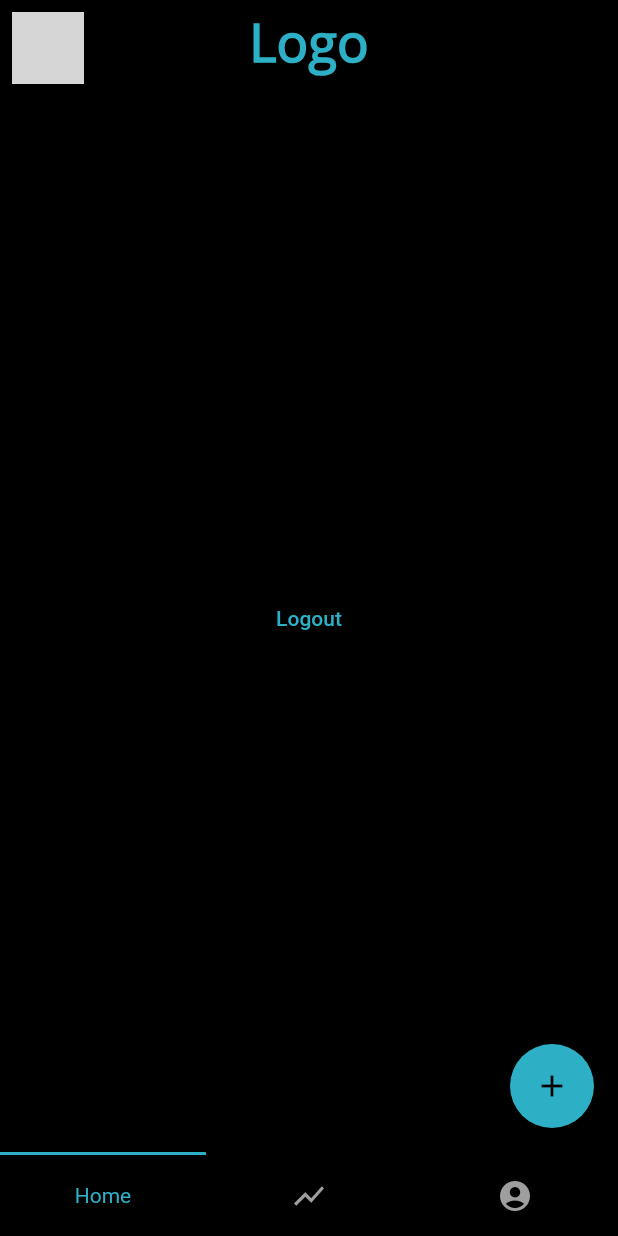
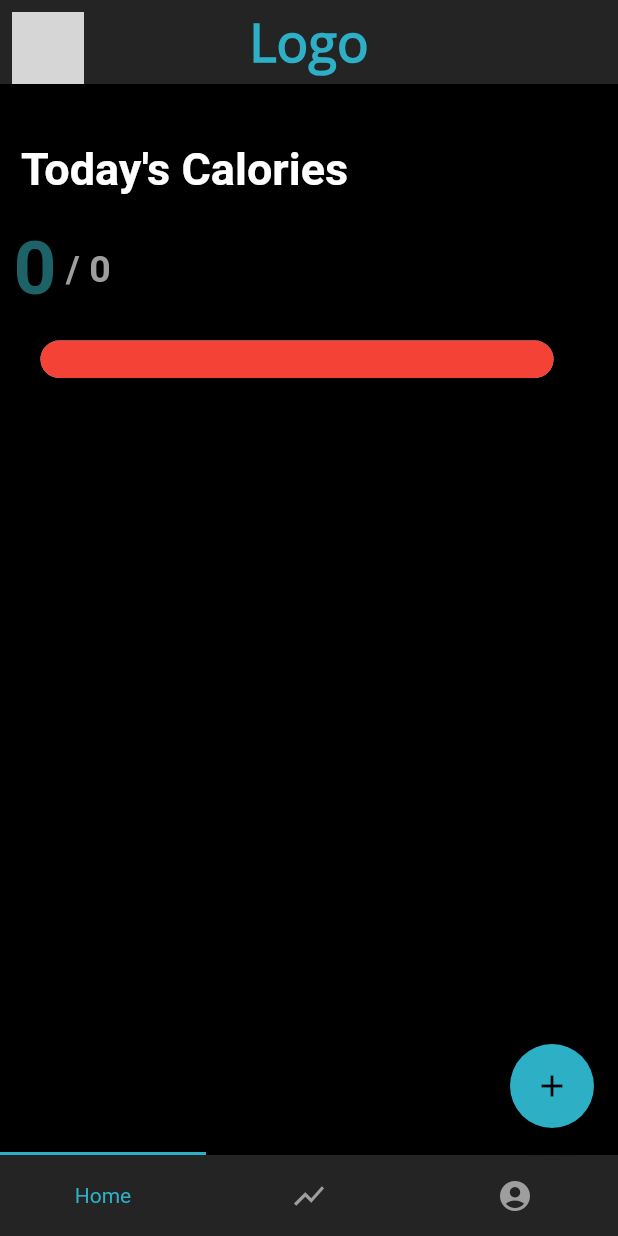
Before and after one commit to RamyF/CalorieCounter, a Flutter app: the screen it shows once a user with an empty profile is signed in, on a phone screen of 412 x 824 dp. Run offline on Flutter 3.47's test engine with Material 2 defaults, Android fonts, the phone set to English and light mode, and no system bars; drawn by our look-alikes of percent_indicator, titled_navigation_bar; our stand-ins replace cloud_firestore, firebase_auth; accounts and stored records are empty; network calls fail; grey boxes are pictures that could not be loaded.

Commit message:
built daily cals card

```diff
--- a/lib/models/user.dart
+++ b/lib/models/user.dart
@@ -4,13 +4,17 @@ class User{
   // both arrays hold 30 nums
   List monthlyCals;
   List monthlyWeights;
+  int currentCals;
+  int calGoal;
 
   User(
       {this.name,
       this.email,
       this.profileImageURL,
       this.monthlyCals,
-      this.monthlyWeights});
+      this.monthlyWeights,
+      this.calGoal,
+      this.currentCals});
 
   factory User.fromMap(Map<String, dynamic> data) {
     return User(
@@ -19,6 +23,8 @@ class User{
       profileImageURL: data['profileImageUrl'],
       monthlyCals: data['monthlyCals'],
       monthlyWeights: data['monthlyWeights'],
+      currentCals: data['currentCals'],
+      calGoal: data['calGoal'],
     );
 
   }
--- a/lib/screens/home_screen.dart
+++ b/lib/screens/home_screen.dart
@@ -42,7 +42,8 @@ class _HomeScreenState extends State<HomeScreen> {
       value: DataBaseService().userStream(userID),
           child: Scaffold(
         appBar: AppBar(
-          backgroundColor: Colors.black,
+          backgroundColor: Color(0xFF242424),
+          elevation: 0.0,
           leading: Padding(
             padding: const EdgeInsets.only(top: 8.0, left: 8.0),
             child: GestureDetector(
@@ -105,15 +106,15 @@ class _HomeScreenState extends State<HomeScreen> {
           },
           items: [
             TitledNavigationBarItem(
-                title: 'Home', icon: Icons.home, backgroundColor: Colors.black),
+                title: 'Home', icon: Icons.home, backgroundColor: Color(0xFF242424)),
             TitledNavigationBarItem(
                 title: 'History',
                 icon: Icons.show_chart,
-                backgroundColor: Colors.black),
+                backgroundColor: Color(0xFF242424)),
             TitledNavigationBarItem(
                 title: 'Account',
                 icon: Icons.account_circle,
-                backgroundColor: Colors.black),
+                backgroundColor: Color(0xFF242424)),
           ],
         ),
       ),
--- a/lib/screens/overview_screen.dart
+++ b/lib/screens/overview_screen.dart
@@ -1,6 +1,6 @@
 import 'package:calorie_calculator/models/user.dart';
-import 'package:calorie_calculator/services/auth_service.dart';
 import 'package:flutter/material.dart';
+import 'package:percent_indicator/linear_percent_indicator.dart';
 import 'package:provider/provider.dart';
 
 class OverviewScreen extends StatefulWidget {
@@ -11,20 +11,107 @@ class OverviewScreen extends StatefulWidget {
 }
 
 class _OverviewScreenState extends State<OverviewScreen> {
+  final Color cardColor = Color(0xFF00315F);
+  Widget buildCalCard(User user) {
+    return Container(
+      height: 200.0,
+      child: Card(
+        shape: RoundedRectangleBorder(
+          borderRadius: BorderRadius.circular(10.0),
+        ),
+        color: Colors.black,
+        child: Column(
+          children: <Widget>[
+            Row(
+              children: <Widget>[
+                Padding(
+                  padding:
+                      const EdgeInsets.only(bottom: 20.0, top: 15.0, left: 5.0),
+                  child: Text(
+                    'Today\'s Calories',
+                    style: TextStyle(
+                      fontSize: 30.0,
+                      fontWeight: FontWeight.bold,
+                      color: Colors.white,
+                    ),
+                  ),
+                )
+              ],
+            ),
+            Row(
+              children: <Widget>[
+                (user.currentCals > user.calGoal)
+                    ? Text(
+                        '${user.currentCals}',
+                        style: TextStyle(
+                            fontSize: 50.0,
+                            fontWeight: FontWeight.bold,
+                            color: Colors.red),
+                      )
+                    : Text(
+                        '${user.currentCals}',
+                        style: TextStyle(
+                            fontSize: 50.0,
+                            fontWeight: FontWeight.bold,
+                            color: Color(0xFF1C6267)),
+                      ),
+                Text(
+                  ' / ${user.calGoal}',
+                  style: TextStyle(
+                      fontSize: 25.0,
+                      fontWeight: FontWeight.bold,
+                      color: Colors.grey),
+                ),
+              ],
+            ),
+            SizedBox(
+              height: 10.0,
+            ),
+            Row(
+              children: <Widget>[
+                Padding(
+                  padding: const EdgeInsets.all(8.0),
+                  child: LinearPercentIndicator(
+                    width: MediaQuery.of(context).size.width - 50,
+                    animation: true,
+                    lineHeight: 25.0,
+                    animationDuration: 1250,
+                    percent: ((user.currentCals / user.calGoal) >= 1.0)
+                        ? 1.0
+                        : (user.currentCals / user.calGoal),
+                    linearStrokeCap: LinearStrokeCap.roundAll,
+                    progressColor: ((user.currentCals / user.calGoal) <= 1.0)
+                        ? Color(0xFF1C6267)
+                        : Colors.red,
+                  ),
+                ),
+              ],
+            )
+          ],
+        ),
+      ),
+    );
+  }
+
   @override
   Widget build(BuildContext context) {
     User user = Provider.of<User>(context);
 
     return Scaffold(
       backgroundColor: Colors.black,
-      body: Center(
-        child: FlatButton(
-          onPressed: () => AuthService.logout(),
-          child: Text(
-            'Logout',
-            style: TextStyle(color: Theme.of(context).primaryColor),
+      body: Column(
+        children: <Widget>[
+          Padding(
+            padding: const EdgeInsets.only(top: 20.0, left: 5.0, right: 5.0),
+            child: buildCalCard(user),
           ),
-        ),
+          Padding(
+            padding: const EdgeInsets.only(top: 10, left: 5.0, right: 5.0),
+            child: Card(
+              color: cardColor,
+            ),
+          ),
+        ],
       ),
     );
   }
--- a/pubspec.yaml
+++ b/pubspec.yaml
@@ -26,6 +26,7 @@ dependencies:
   cloud_firestore: ^0.13.0+1
   titled_navigation_bar: ^3.5.0
   provider: ^4.0.1
+  percent_indicator: ^2.1.1+1
 
   # The following adds the Cupertino Icons font to your application.
   # Use with the CupertinoIcons class for iOS style icons.
```
Also changed, not shown: lib/main.dart (+5 -2 lines), pubspec.lock.
